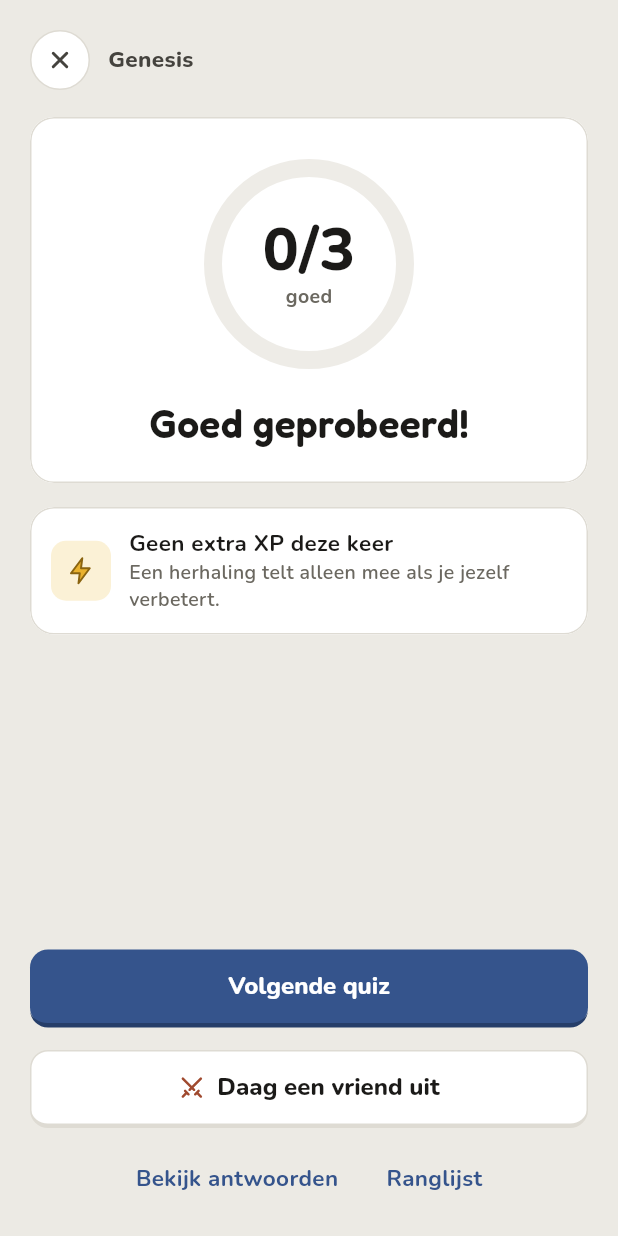
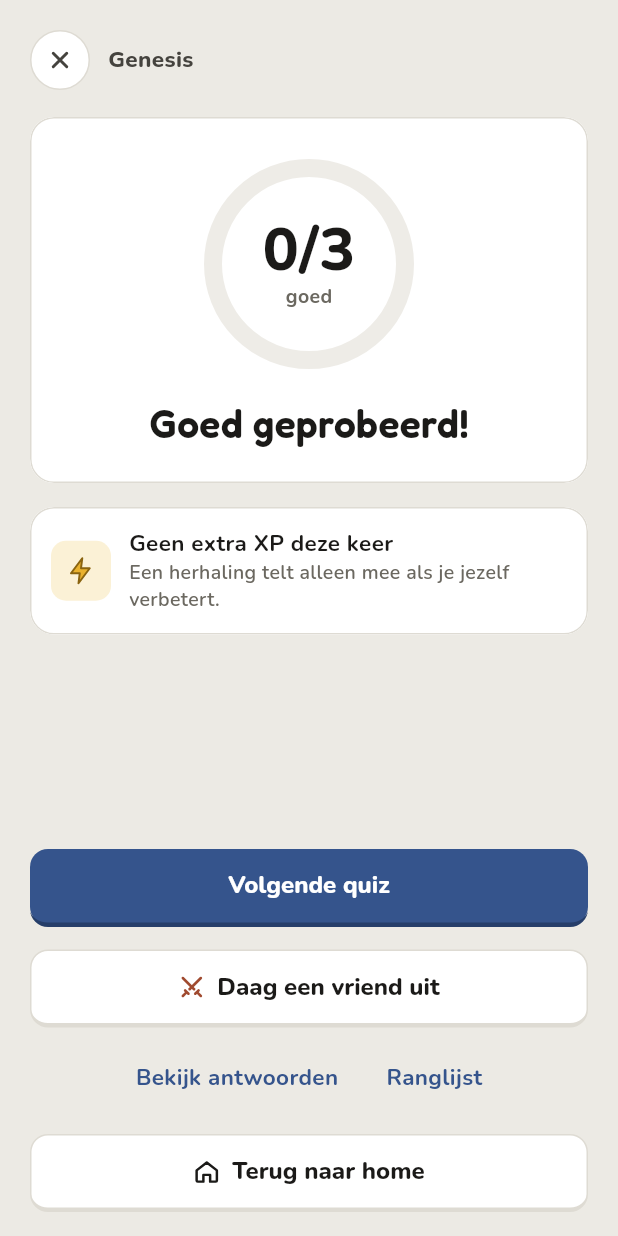
Before and after one commit to AlexLamper/bijbelquiz-app, a Flutter app: the QuizResultView widget shown alone on an empty page, opened directly with sample values from the repository, on a phone screen of 412 x 824 dp. Run offline on Flutter 3.47's test engine with Material 3 defaults, Android fonts, the phone set to English and light mode, and no system bars; our stand-ins replace dio, flutter_local_notifications, flutter_riverpod, flutter_secure_storage, flutter_svg, go_router and 4 more; missing offline and left inert: google_sign_in_web, purchases_flutter; accounts and stored records are empty; network calls fail.

Commit message:
WIP: round 2 in progress (checkpoint)
Co-Authored-By: Claude Opus 5.5 <noreply@anthropic.com>
Claude-Session: https://claude.ai/code/session_01WdEy4TANsiQEvbLh5BnGUk

```diff
--- a/bijbelquiz_mobile/lib/features/duels/present/duel_play_screen.dart
+++ b/bijbelquiz_mobile/lib/features/duels/present/duel_play_screen.dart
@@ -1249,6 +1249,18 @@ class _OverviewView extends StatelessWidget {
                 duel.opponent == null ? 'Duel annuleren' : 'Opgeven',
               ),
             ),
+          ),
+        ],
+        if (duel.isFinished) ...[
+          const SizedBox(height: 20),
+          // The duel is over: the home tab replaces this screen (`go`), so
+          // back does not return to it.
+          BqButton(
+            key: const ValueKey('duel-finished-home'),
+            label: 'Terug naar home',
+            style: BqButtonStyle.secondary,
+            icon: const BqIcon(BqIcons.home, size: 18),
+            onPressed: () => context.go('/home'),
           ),
         ],
       ],
--- a/bijbelquiz_mobile/lib/features/quiz/present/player/quiz_result_view.dart
+++ b/bijbelquiz_mobile/lib/features/quiz/present/player/quiz_result_view.dart
@@ -157,6 +157,16 @@ class QuizResultView extends ConsumerWidget {
                       onTap: () => context.go('/leaderboard'),
                     ),
                   ],
+                ),
+                const SizedBox(height: 12),
+                // Last on the page. `go`, not `push`: the home tab replaces
+                // the player, so back does not return to a finished quiz.
+                BqButton(
+                  key: const ValueKey('quiz-result-home'),
+                  label: 'Terug naar home',
+                  style: BqButtonStyle.secondary,
+                  icon: const BqIcon(BqIcons.home, size: 18),
+                  onPressed: () => context.go('/home'),
                 ),
               ],
             ),
```
